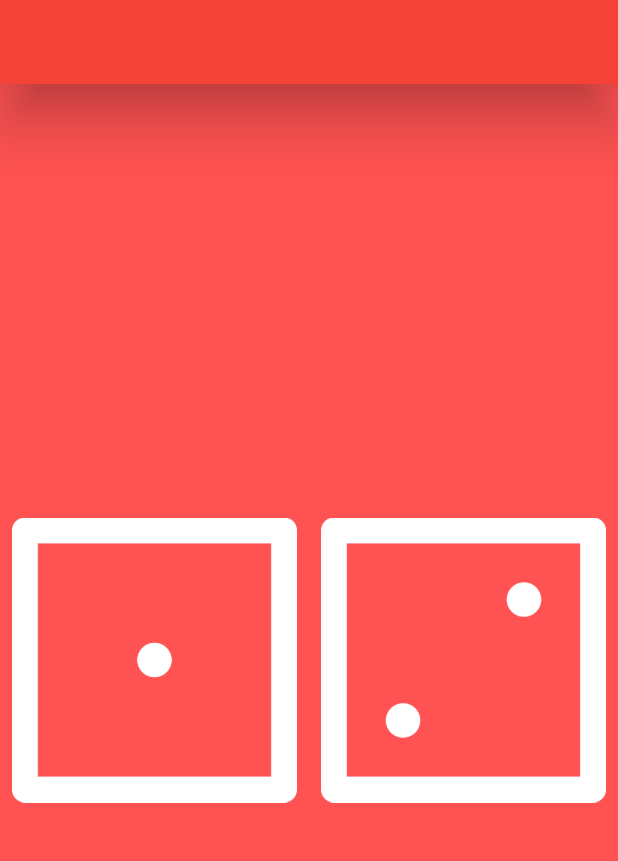
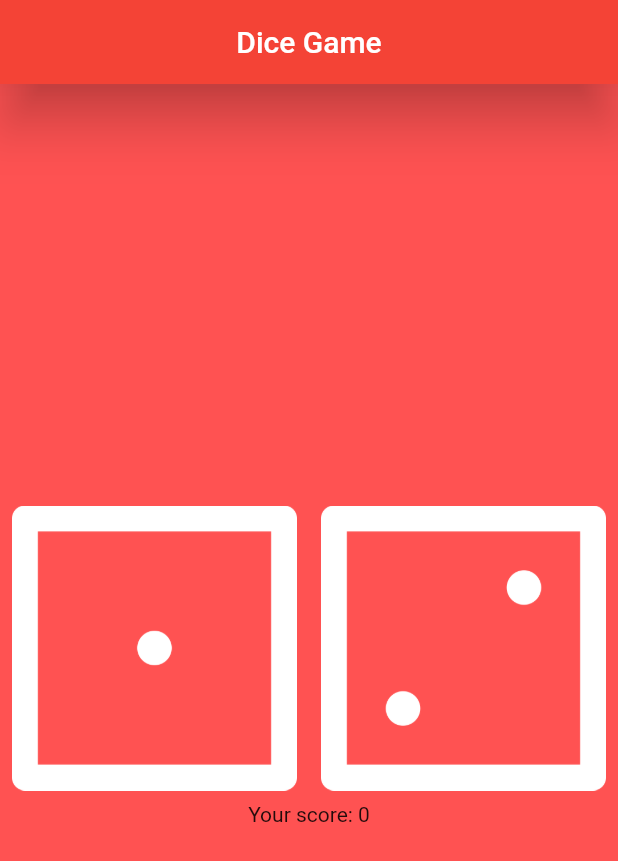
Before and after one commit to UlugbekYarkinov/dice, a Flutter app: the screen it shows after launch, on a phone screen of 412 x 824 dp. Shown: the top 861 px of the screen. Run offline on Flutter 3.47's test engine with Material 2 defaults, Android fonts, the phone set to English and light mode, and no system bars.

Commit message:
score counter added

```diff
--- a/lib/main.dart
+++ b/lib/main.dart
@@ -19,6 +19,7 @@ class MyApp extends StatelessWidget {
       home: Scaffold(
         backgroundColor: Colors.redAccent,
         appBar: AppBar(
+          title: const Center(child: Text('Dice Game'),),
           backgroundColor: Colors.red,
           elevation: 15.0,
         ),
@@ -38,11 +39,16 @@ class DicePage extends StatefulWidget {
 class _DicePageState extends State<DicePage> {
   int leftDice = 1;
   int rightDice = 2;
+  int counter = 0;
 
   void change(){
     setState(() {
       leftDice = Random().nextInt(6)+1;
       rightDice = Random().nextInt(6)+1;
+
+      if(leftDice == rightDice) {
+        counter++;
+      }
     });
   }
 
@@ -67,6 +73,7 @@ class _DicePageState extends State<DicePage> {
             ),
           ],
         ),
+        Text('Your score: $counter'),
       ],
     );
   }
```
